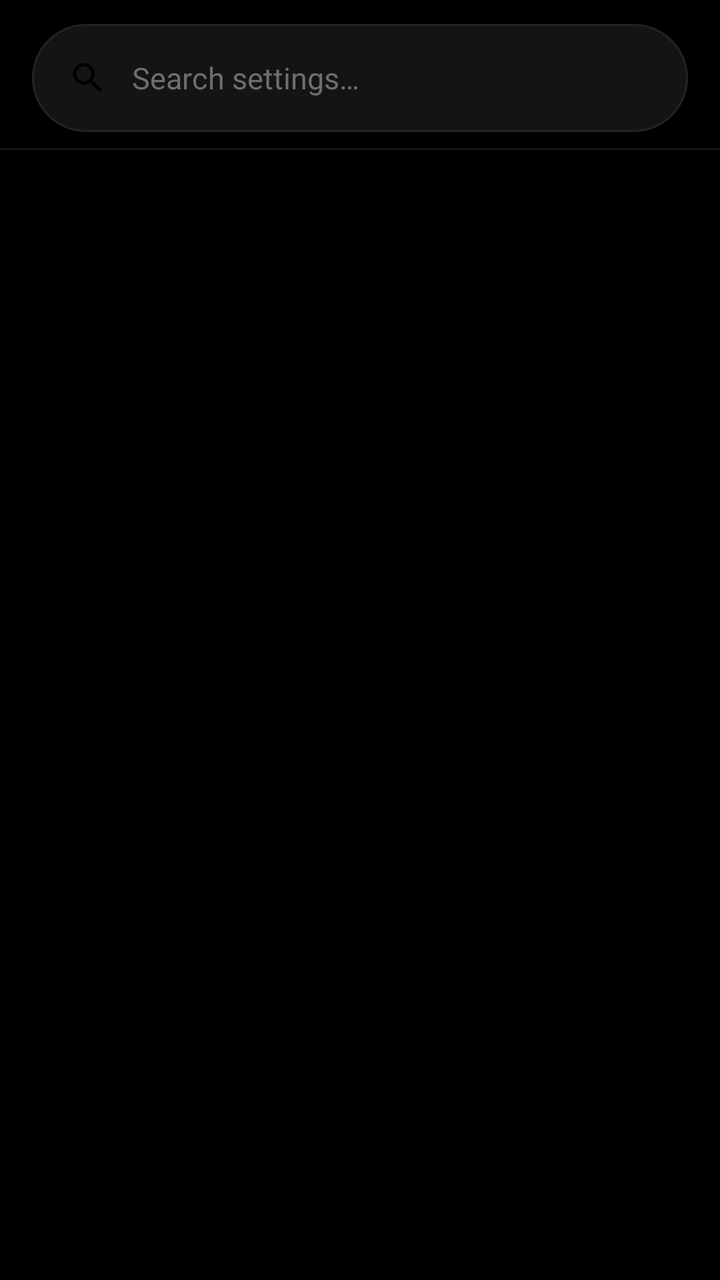
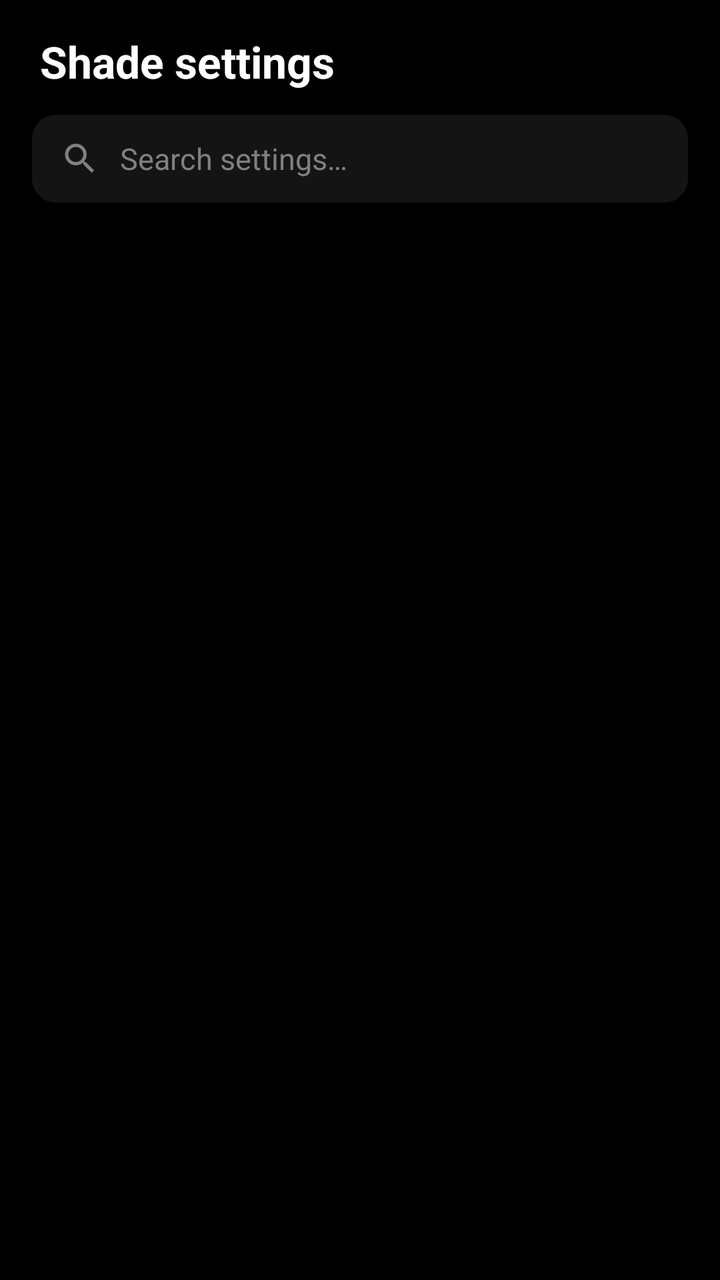

The first picture is an Android layout as it rendered before a commit; the second is the same layout after the commit. The layout source and the unified diff follow.
<!-- AndroidManifest.xml: application theme AppTheme -->
<!-- res/layout/activity_settings_noir.xml -->
<?xml version="1.0" encoding="utf-8"?>
<LinearLayout xmlns:android="http://schemas.android.com/apk/res/android" xmlns:tools="http://schemas.android.com/tools" tools:ignore="Overdraw"
    android:layout_width="match_parent"
    android:layout_height="match_parent"
    android:orientation="vertical"
    android:background="@color/noir_background"
    android:fitsSystemWindows="true">

    <EditText
        android:id="@+id/noir_search_input"
        android:layout_width="match_parent"
        android:layout_height="54dp"
        android:layout_marginHorizontal="16dp"
        android:layout_marginTop="12dp"
        android:layout_marginBottom="8dp"
        android:background="@drawable/bg_noir_search"
        android:drawableStart="@drawable/ic_search"
        android:drawablePadding="12dp"
        android:paddingHorizontal="18dp"
        android:hint="@string/settings_search_hint"
        android:textColorHint="@color/noir_text_tertiary"
        android:textColor="@color/noir_text"
        android:textSize="15sp"
        android:inputType="text"
        android:imeOptions="actionSearch"
        android:maxLines="1"
        android:singleLine="true"
        android:importantForAutofill="no" />

    <View
        android:layout_width="match_parent"
        android:layout_height="1dp"
        android:background="@color/noir_divider" />

    <androidx.recyclerview.widget.RecyclerView
        android:id="@+id/noir_list"
        android:layout_width="match_parent"
        android:layout_height="0dp"
        android:layout_weight="1"
        android:clipToPadding="false"
        android:paddingBottom="24dp"
        android:scrollbars="vertical"
        android:overScrollMode="ifContentScrolls" />

</LinearLayout>
<!-- resources referenced by this layout -->
<resources>
  <color name="noir_background">#000000</color>
  <color name="noir_divider">#161616</color>
  <color name="noir_text">#FFFFFF</color>
  <color name="noir_text_tertiary">#6E6E6E</color>
  <!-- drawable bg_noir_search (drawable) -->
  <?xml version="1.0" encoding="utf-8"?>
  <shape xmlns:android="http://schemas.android.com/apk/res/android">
      <corners android:radius="27dp" />
      <solid android:color="@color/noir_field" />
      <stroke android:width="1dp" android:color="@color/noir_field_stroke" />
  </shape>
  <!-- drawable ic_search (drawable) -->
  <vector xmlns:android="http://schemas.android.com/apk/res/android"
      android:width="20dp"
      android:height="20dp"
      android:viewportWidth="24"
      android:viewportHeight="24">
      <path
          android:fillColor="#FF000000"
          android:pathData="M15.5,14h-0.79l-0.28,-0.27C15.41,12.59 16,11.11 16,9.5 16,5.91 13.09,3 9.5,3S3,5.91 3,9.5 5.91,16 9.5,16c1.61,0 3.09,-0.59 4.23,-1.57l0.27,0.28v0.79l5,4.99L20.49,19l-4.99,-5zM9.5,14C7.01,14 5,11.99 5,9.5S7.01,5 9.5,5 14,7.01 14,9.5 11.99,14 9.5,14z" />
  </vector>
  <string name="settings_search_hint">Search settings…</string>
  <color name="noir_field">#141414</color>
  <color name="noir_field_stroke">#232323</color>
  <color name="settings_accent">#FFB300</color>
  <color name="settings_background">#000000</color>
  <color name="settings_title">#F5F5F5</color>
  <color name="settings_subtitle">#8E8E8E</color>
  <color name="settings_chevron">#4A4A4A</color>
  <style name="ShadePreferenceTheme" parent="PreferenceThemeOverlay">
          <item name="android:textColorPrimary">@color/settings_title</item>
          <item name="android:textColorSecondary">@color/settings_subtitle</item>
          <item name="colorAccent">@color/settings_accent</item>
          <item name="colorControlActivated">@color/settings_accent</item>
          <item name="colorControlHighlight">#22FFFFFF</item>
      </style>
  <style name="ShadeDialogTheme" parent="Theme.AppCompat.DayNight.Dialog.Alert">
          
          <item name="android:colorBackground">@color/noir_sheet</item>
          <item name="android:textColorPrimary">@color/noir_text</item>
          <item name="android:textColorSecondary">@color/noir_text_secondary</item>
          <item name="colorAccent">@color/noir_text</item>
          <item name="colorControlNormal">@color/noir_control_normal</item>
          <item name="colorControlActivated">@color/noir_text</item>
      </style>
  <color name="settings_card">#0F0F0F</color>
  <color name="settings_card_stroke">#1E1E1E</color>
  <color name="settings_icon_background">#141414</color>
  <color name="settings_icon_tint">#DADADA</color>
  <color name="noir_sheet">#0B0B0B</color>
  <color name="noir_text_secondary">#9E9E9E</color>
  <color name="noir_control_normal">#6B6B6B</color>
  <!-- unchanged entries left out for length: 1 -->
</resources>

<!-- the commit's change to res/layout/activity_settings_noir.xml (unified diff, before → after) -->
@@ -6,17 +6,48 @@
     android:background="@color/noir_background"
     android:fitsSystemWindows="true">
 
+    <LinearLayout
+        android:layout_width="match_parent"
+        android:layout_height="wrap_content"
+        android:orientation="horizontal"
+        android:gravity="center_vertical"
+        android:paddingStart="20dp"
+        android:paddingEnd="20dp"
+        android:paddingTop="16dp"
+        android:paddingBottom="4dp">
+
+        <TextView
+            android:id="@+id/noir_header_title"
+            android:layout_width="0dp"
+            android:layout_height="wrap_content"
+            android:layout_weight="1"
+            android:text="@string/settings_title"
+            android:textColor="@color/noir_text"
+            android:textSize="22sp"
+            android:textStyle="bold" />
+
+        <TextView
+            android:id="@+id/noir_header_version"
+            android:layout_width="wrap_content"
+            android:layout_height="wrap_content"
+            android:layout_marginStart="12dp"
+            android:textColor="@color/noir_text_tertiary"
+            android:textSize="12sp"
+            android:visibility="gone" />
+    </LinearLayout>
+
     <EditText
         android:id="@+id/noir_search_input"
         android:layout_width="match_parent"
-        android:layout_height="54dp"
+        android:layout_height="44dp"
         android:layout_marginHorizontal="16dp"
-        android:layout_marginTop="12dp"
+        android:layout_marginTop="8dp"
         android:layout_marginBottom="8dp"
         android:background="@drawable/bg_noir_search"
         android:drawableStart="@drawable/ic_search"
-        android:drawablePadding="12dp"
-        android:paddingHorizontal="18dp"
+        android:drawableTint="@color/noir_text_tertiary"
+        android:drawablePadding="10dp"
+        android:paddingHorizontal="14dp"
         android:hint="@string/settings_search_hint"
         android:textColorHint="@color/noir_text_tertiary"
         android:textColor="@color/noir_text"
@@ -26,11 +57,6 @@
         android:maxLines="1"
         android:singleLine="true"
         android:importantForAutofill="no" />
-
-    <View
-        android:layout_width="match_parent"
-        android:layout_height="1dp"
-        android:background="@color/noir_divider" />
 
     <androidx.recyclerview.widget.RecyclerView
         android:id="@+id/noir_list"
<!-- resource entries referenced after the edit -->
@@ -1,15 +1,13 @@
 <!-- resources referenced by this layout -->
 <resources>
   <color name="noir_background">#000000</color>
-  <color name="noir_divider">#161616</color>
   <color name="noir_text">#FFFFFF</color>
-  <color name="noir_text_tertiary">#6E6E6E</color>
+  <color name="noir_text_tertiary">#808080</color>
   <!-- drawable bg_noir_search (drawable) -->
   <?xml version="1.0" encoding="utf-8"?>
   <shape xmlns:android="http://schemas.android.com/apk/res/android">
-      <corners android:radius="27dp" />
+      <corners android:radius="12dp" />
       <solid android:color="@color/noir_field" />
-      <stroke android:width="1dp" android:color="@color/noir_field_stroke" />
   </shape>
   <!-- drawable ic_search (drawable) -->
   <vector xmlns:android="http://schemas.android.com/apk/res/android"
@@ -18,12 +16,12 @@
       android:viewportWidth="24"
       android:viewportHeight="24">
       <path
-          android:fillColor="#FF000000"
+          android:fillColor="#FFFFFFFF"
           android:pathData="M15.5,14h-0.79l-0.28,-0.27C15.41,12.59 16,11.11 16,9.5 16,5.91 13.09,3 9.5,3S3,5.91 3,9.5 5.91,16 9.5,16c1.61,0 3.09,-0.59 4.23,-1.57l0.27,0.28v0.79l5,4.99L20.49,19l-4.99,-5zM9.5,14C7.01,14 5,11.99 5,9.5S7.01,5 9.5,5 14,7.01 14,9.5 11.99,14 9.5,14z" />
   </vector>
   <string name="settings_search_hint">Search settings…</string>
+  <string name="settings_title">Shade settings</string>
   <color name="noir_field">#141414</color>
-  <color name="noir_field_stroke">#232323</color>
   <color name="settings_accent">#FFB300</color>
   <color name="settings_background">#000000</color>
   <color name="settings_title">#F5F5F5</color>
@@ -50,7 +48,7 @@
   <color name="settings_icon_background">#141414</color>
   <color name="settings_icon_tint">#DADADA</color>
   <color name="noir_sheet">#0B0B0B</color>
-  <color name="noir_text_secondary">#9E9E9E</color>
+  <color name="noir_text_secondary">#A8A8A8</color>
   <color name="noir_control_normal">#6B6B6B</color>
   <!-- unchanged entries left out for length: 1 -->
 </resources>
